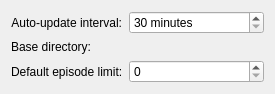
KDE/amarok, file src/podcasts/sql/SqlPodcastProviderSettingsWidget.ui: the form before one commit.
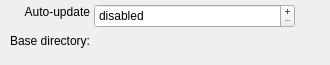
The form after the commit. Custom widgets are drawn as their Qt base class.

Commit message:
Add configuration to the Local Podcasts.
Had to add support for multiple actions it the PlaylistItemDelegate. The same can be done for the CollectionTreeItemDelegates.
BUG:221398

What changed in the file:
```diff
--- a/src/podcasts/sql/SqlPodcastProviderSettingsWidget.ui
+++ b/src/podcasts/sql/SqlPodcastProviderSettingsWidget.ui
@@ -6,34 +6,76 @@
    <rect>
     <x>0</x>
     <y>0</y>
-    <width>275</width>
-    <height>91</height>
+    <width>330</width>
+    <height>65</height>
    </rect>
   </property>
+  <property name="sizePolicy">
+   <sizepolicy hsizetype="Minimum" vsizetype="Minimum">
+    <horstretch>0</horstretch>
+    <verstretch>0</verstretch>
+   </sizepolicy>
+  </property>
+  <property name="minimumSize">
+   <size>
+    <width>330</width>
+    <height>65</height>
+   </size>
+  </property>
   <property name="windowTitle">
    <string>Form</string>
   </property>
-  <layout class="QFormLayout" name="formLayout">
-   <item row="0" column="0">
     <widget class="QLabel" name="m_intervalLabel">
+   <property name="geometry">
+    <rect>
+     <x>22</x>
+     <y>4</y>
+     <width>68</width>
+     <height>16</height>
+    </rect>
+   </property>
      <property name="text">
-      <string>Auto-update interval:</string>
+    <string>Auto-update</string>
      </property>
      <property name="alignment">
       <set>Qt::AlignRight|Qt::AlignTrailing|Qt::AlignVCenter</set>
      </property>
     </widget>
-   </item>
-   <item row="0" column="1">
     <widget class="KIntSpinBox" name="m_autoUpdateInterval">
+   <property name="geometry">
+    <rect>
+     <x>94</x>
+     <y>4</y>
+     <width>201</width>
+     <height>24</height>
+    </rect>
+   </property>
+   <property name="sizePolicy">
+    <sizepolicy hsizetype="Preferred" vsizetype="Fixed">
+     <horstretch>0</horstretch>
+     <verstretch>0</verstretch>
+    </sizepolicy>
+   </property>
+   <property name="minimumSize">
+    <size>
+     <width>200</width>
+     <height>0</height>
+    </size>
+   </property>
+   <property name="buttonSymbols">
+    <enum>QAbstractSpinBox::PlusMinus</enum>
+   </property>
+   <property name="specialValueText">
+    <string extracomment="automatic updates turned off">disabled</string>
+   </property>
      <property name="suffix">
       <string comment="auto-update interval"> minutes</string>
      </property>
      <property name="prefix">
-      <string/>
+    <string extracomment="prefix to update interval in minutes">every </string>
      </property>
      <property name="minimum">
-      <number>30</number>
+    <number>0</number>
      </property>
      <property name="maximum">
       <number>300</number>
@@ -42,9 +84,46 @@
       <number>30</number>
      </property>
     </widget>
-   </item>
-   <item row="1" column="0">
     <widget class="QLabel" name="m_baseDirLabel">
+   <property name="geometry">
+    <rect>
+     <x>4</x>
+     <y>33</y>
+     <width>86</width>
+     <height>16</height>
+    </rect>
+   </property>
+   <property name="toolTip">
+    <string/>
+   </property>
+   <property name="text">
+    <string>Base directory:</string>
+   </property>
+   <property name="alignment">
+    <set>Qt::AlignRight|Qt::AlignTrailing|Qt::AlignVCenter</set>
+   </property>
+  </widget>
+  <widget class="KUrlRequester" name="m_baseDirUrl">
+   <property name="geometry">
+    <rect>
+     <x>94</x>
+     <y>33</y>
+     <width>231</width>
+     <height>25</height>
+    </rect>
+   </property>
+   <property name="sizePolicy">
+    <sizepolicy hsizetype="Preferred" vsizetype="Preferred">
+     <horstretch>0</horstretch>
+     <verstretch>0</verstretch>
+    </sizepolicy>
+   </property>
+   <property name="minimumSize">
+    <size>
+     <width>230</width>
+     <height>0</height>
+    </size>
+   </property>
      <property name="toolTip">
       <string>&lt;!DOCTYPE HTML PUBLIC &quot;-//W3C//DTD HTML 4.0//EN&quot; &quot;http://www.w3.org/TR/REC-html40/strict.dtd&quot;&gt;
 &lt;html&gt;&lt;head&gt;&lt;meta name=&quot;qrichtext&quot; content=&quot;1&quot; /&gt;&lt;style type=&quot;text/css&quot;&gt;
@@ -54,28 +133,12 @@
 &lt;p style=&quot; margin-top:0px; margin-bottom:0px; margin-left:0px; margin-right:0px; -qt-block-indent:0; text-indent:0px;&quot;&gt;When a podcast channel is added &lt;span style=&quot; font-style:italic;&quot;&gt;&amp;lt;base directory&amp;gt;&lt;/span&gt;/&lt;span style=&quot; font-style:italic;&quot;&gt;&amp;lt;channel name&amp;gt;&lt;/span&gt; is used as the download directory.&lt;/p&gt;
 &lt;p style=&quot; margin-top:0px; margin-bottom:0px; margin-left:0px; margin-right:0px; -qt-block-indent:0; text-indent:0px;&quot;&gt;This can be changed for each channel individually.&lt;/p&gt;&lt;/body&gt;&lt;/html&gt;</string>
      </property>
-     <property name="text">
-      <string>Base directory:</string>
-     </property>
-     <property name="alignment">
-      <set>Qt::AlignRight|Qt::AlignTrailing|Qt::AlignVCenter</set>
-     </property>
-    </widget>
-   </item>
-   <item row="1" column="1">
-    <widget class="KUrlRequester" name="m_baseDirUrl"/>
-   </item>
-   <item row="2" column="0">
-    <widget class="QLabel" name="m_episodeLimitLabel">
-     <property name="text">
-      <string>Default episode limit:</string>
-     </property>
-    </widget>
-   </item>
-   <item row="2" column="1">
-    <widget class="KIntSpinBox" name="m_episodeLimit"/>
-   </item>
-  </layout>
+   <property name="whatsThis">
+    <string>Base directory for all new podcast channels.
+When a podcast channel is added &lt;base directory&gt;/&lt;channel name&gt; is used as the download directory.
+This can be changed for each channel individually.</string>
+   </property>
+  </widget>
  </widget>
  <customwidgets>
   <customwidget>
```
Lines whose indentation alone changed are shown as unchanged. The commit also changes 5 other files.
